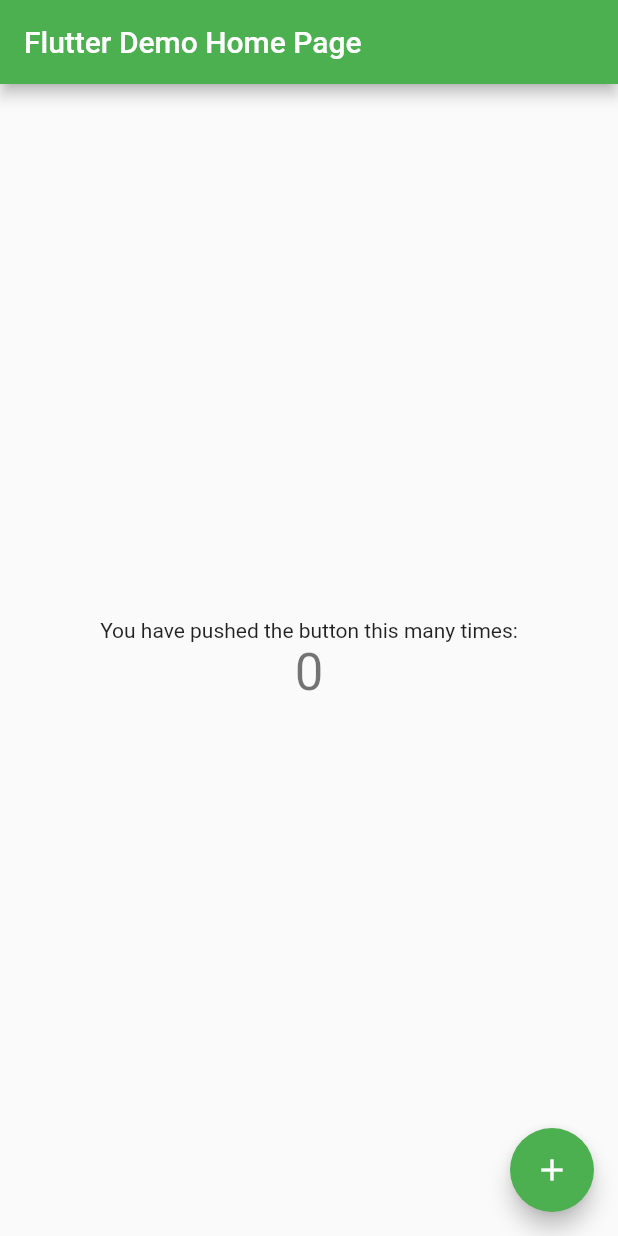
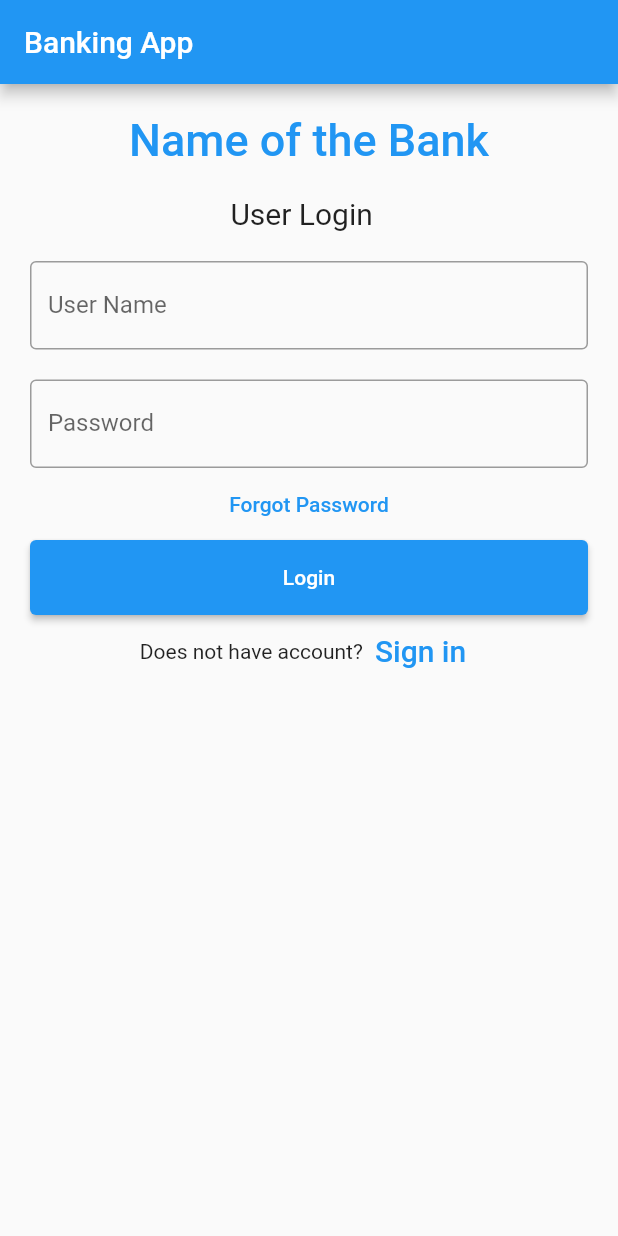
Before and after one commit to Mohit-Maurya/BankAppV1, a Flutter app: the screen it shows after launch, on a phone screen of 412 x 824 dp. Run offline on Flutter 3.47's test engine with Material 2 defaults, Android fonts, the phone set to English and light mode, and no system bars.

Commit message:
flutter login page

```diff
--- a/flutter_bankapp/lib/main.dart
+++ b/flutter_bankapp/lib/main.dart
@@ -1,116 +1,112 @@
 import 'package:flutter/material.dart';
 
-void main() {
-  runApp(const MyApp());
-}
+void main() => runApp(const MyApp());
 
 class MyApp extends StatelessWidget {
   const MyApp({Key? key}) : super(key: key);
 
-  // This widget is the root of your application.
+  static const String _title = 'Banking App';
+
   @override
   Widget build(BuildContext context) {
     return MaterialApp(
-      title: 'Flutter Demo',
-      ////This is a test comment
-      theme: ThemeData(
-        // This is the theme of your application.
-        //
-        // Try running your application with "flutter run". You'll see the
-        // application has a blue toolbar. Then, without quitting the app, try
-        // changing the primarySwatch below to Colors.green and then invoke
-        // "hot reload" (press "r" in the console where you ran "flutter run",
-        // or simply save your changes to "hot reload" in a Flutter IDE).
-        // Notice that the counter didn't reset back to zero; the application
-        // is not restarted.
-        primarySwatch: Colors.green,
+      title: _title,
+      home: Scaffold(
+        appBar: AppBar(title: const Text(_title)),
+        body: const MyStatefulWidget(),
       ),
-      home: const MyHomePage(title: 'Flutter Demo Home Page'),
     );
   }
 }
 
-class MyHomePage extends StatefulWidget {
-  const MyHomePage({Key? key, required this.title}) : super(key: key);
-
-  // This widget is the home page of your application. It is stateful, meaning
-  // that it has a State object (defined below) that contains fields that affect
-  // how it looks.
-
-  // This class is the configuration for the state. It holds the values (in this
-  // case the title) provided by the parent (in this case the App widget) and
-  // used by the build method of the State. Fields in a Widget subclass are
-  // always marked "final".
-
-  final String title;
+class MyStatefulWidget extends StatefulWidget {
+  const MyStatefulWidget({Key? key}) : super(key: key);
 
   @override
-  State<MyHomePage> createState() => _MyHomePageState();
+  State<MyStatefulWidget> createState() => _MyStatefulWidgetState();
 }
 
-class _MyHomePageState extends State<MyHomePage> {
-  int _counter = 0;
-
-  void _incrementCounter() {
-    setState(() {
-      // This call to setState tells the Flutter framework that something has
-      // changed in this State, which causes it to rerun the build method below
-      // so that the display can reflect the updated values. If we changed
-      // _counter without calling setState(), then the build method would not be
-      // called again, and so nothing would appear to happen.
-      _counter++;
-    });
-  }
+class _MyStatefulWidgetState extends State<MyStatefulWidget> {
+  TextEditingController nameController = TextEditingController();
+  TextEditingController passwordController = TextEditingController();
 
   @override
   Widget build(BuildContext context) {
-    // This method is rerun every time setState is called, for instance as done
-    // by the _incrementCounter method above.
-    //
-    // The Flutter framework has been optimized to make rerunning build methods
-    // fast, so that you can just rebuild anything that needs updating rather
-    // than having to individually change instances of widgets.
-    return Scaffold(
-      appBar: AppBar(
-        // Here we take the value from the MyHomePage object that was created by
-        // the App.build method, and use it to set our appbar title.
-        title: Text(widget.title),
-      ),
-      body: Center(
-        // Center is a layout widget. It takes a single child and positions it
-        // in the middle of the parent.
-        child: Column(
-          // Column is also a layout widget. It takes a list of children and
-          // arranges them vertically. By default, it sizes itself to fit its
-          // children horizontally, and tries to be as tall as its parent.
-          //
-          // Invoke "debug painting" (press "p" in the console, choose the
-          // "Toggle Debug Paint" action from the Flutter Inspector in Android
-          // Studio, or the "Toggle Debug Paint" command in Visual Studio Code)
-          // to see the wireframe for each widget.
-          //
-          // Column has various properties to control how it sizes itself and
-          // how it positions its children. Here we use mainAxisAlignment to
-          // center the children vertically; the main axis here is the vertical
-          // axis because Columns are vertical (the cross axis would be
-          // horizontal).
-          mainAxisAlignment: MainAxisAlignment.center,
+    return Padding(
+        padding: const EdgeInsets.all(10),
+        child: ListView(
           children: <Widget>[
-            const Text(
-              'You have pushed the button this many times:',
+            Container(
+                alignment: Alignment.center,
+                padding: const EdgeInsets.all(10),
+                child: const Text(
+                  'Name of the Bank',
+                  style: TextStyle(
+                      color: Colors.blue,
+                      fontWeight: FontWeight.w500,
+                      fontSize: 30),
+                )),
+            Container(
+                alignment: Alignment.center,
+                padding: const EdgeInsets.all(10),
+                child: const Text(
+                  'User Login  ',
+                  style: TextStyle(fontSize: 20),
+                )),
+            Container(
+              padding: const EdgeInsets.all(10),
+              child: TextField(
+                controller: nameController,
+                decoration: const InputDecoration(
+                  border: OutlineInputBorder(),
+                  labelText: 'User Name',
+                ),
+              ),
             ),
-            Text(
-              '$_counter',
-              style: Theme.of(context).textTheme.headline4,
+            Container(
+              padding: const EdgeInsets.fromLTRB(10, 10, 10, 0),
+              child: TextField(
+                obscureText: true,
+                controller: passwordController,
+                decoration: const InputDecoration(
+                  border: OutlineInputBorder(),
+                  labelText: 'Password',
+                ),
+              ),
+            ),
+            TextButton(
+              onPressed: () {
+                //forgot password screen
+              },
+              child: const Text('Forgot Password',),
+            ),
+            Container(
+                height: 50,
+                padding: const EdgeInsets.fromLTRB(10, 0, 10, 0),
+                child: ElevatedButton(
+                  child: const Text('Login'),
+                  onPressed: () {
+                    print(nameController.text);
+                    print(passwordController.text);
+                  },
+                )
+            ),
+            Row(
+              children: <Widget>[
+                const Text('Does not have account?'),
+                TextButton(
+                  child: const Text(
+                    'Sign in',
+                    style: TextStyle(fontSize: 20),
+                  ),
+                  onPressed: () {
+                    //signup screen
+                  },
+                )
+              ],
+              mainAxisAlignment: MainAxisAlignment.center,
             ),
           ],
-        ),
-      ),
-      floatingActionButton: FloatingActionButton(
-        onPressed: _incrementCounter,
-        tooltip: 'Increment',
-        child: const Icon(Icons.add),
-      ), // This trailing comma makes auto-formatting nicer for build methods.
-    );
+        ));
   }
 }
```
